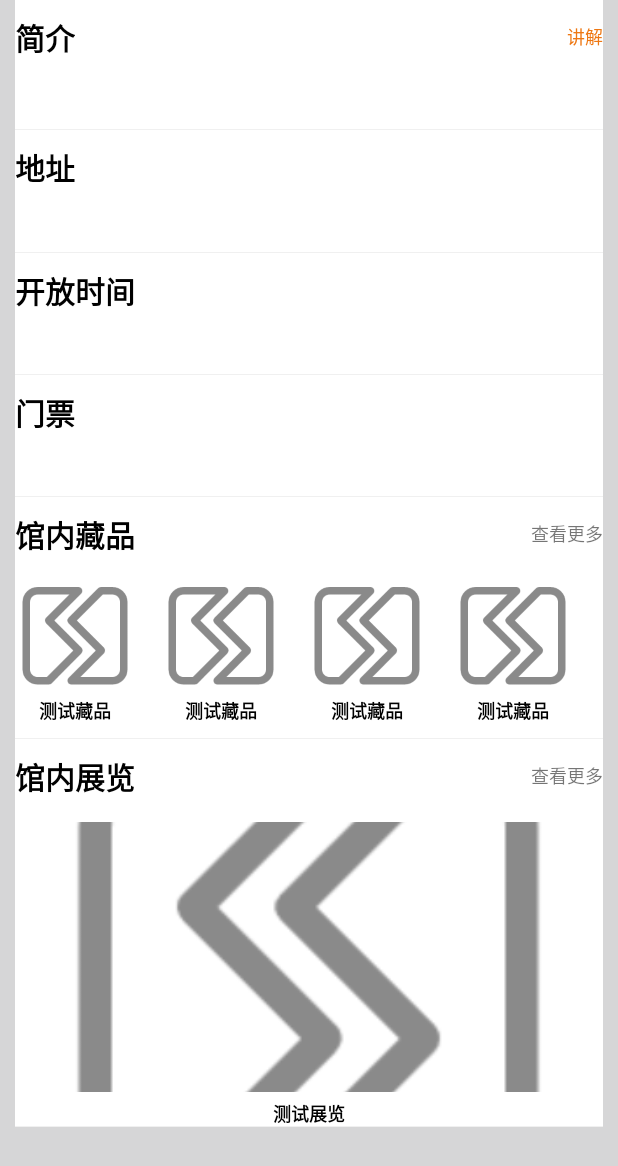
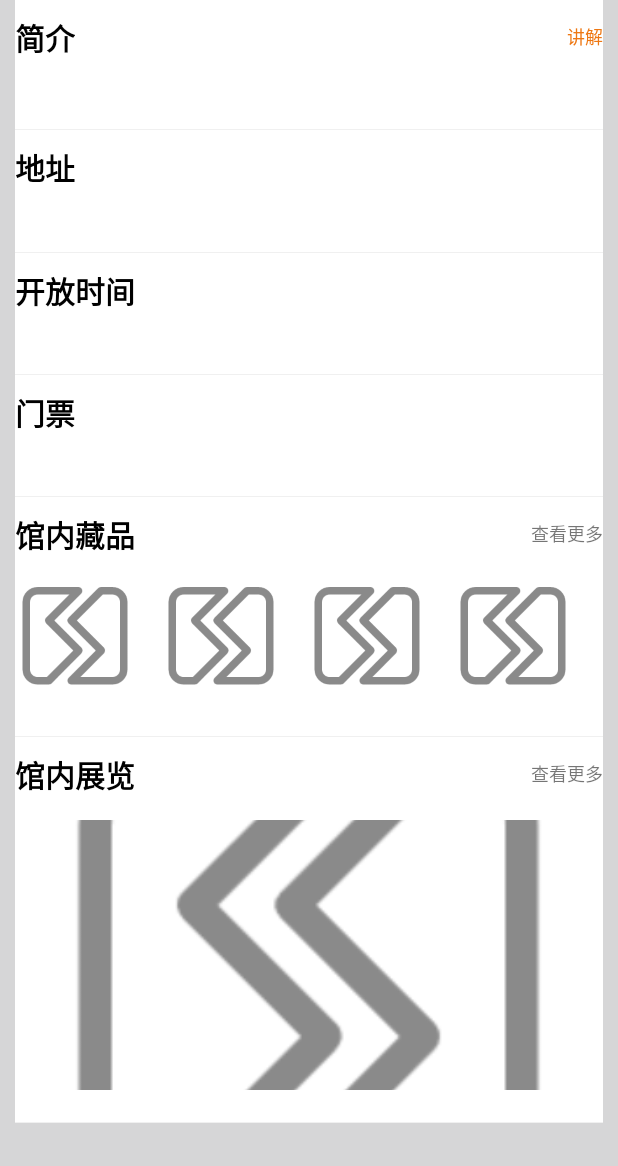
Before and after one commit to BUCT-CS1808-SoftwareEngineering/app, an Android app: the layout activity_museum_detail.xml on its own in the app's theme, with its tools: preview values and no code run, on a phone screen of 412 x 824 dp. Shown: the top 1166 px of the screen. Run offline under Robolectric (Android 15) with nearby library versions, the phone set to English and light mode, and no system bars; network calls fail.

Commit message:
优化首页和博物馆界面体验

```diff
--- a/app/src/main/res/layout/activity_museum_detail.xml
+++ b/app/src/main/res/layout/activity_museum_detail.xml
@@ -183,7 +183,7 @@
                     android:layout_marginTop="3dp"
                     android:textStyle="bold"
                     android:textColor="@color/black"
-                    android:text="测试藏品"
+                    android:text=""
                     android:layout_gravity="center"
                     android:gravity="center"/>
             </LinearLayout>
@@ -212,7 +212,7 @@
                     android:textSize="12dp"
                     android:layout_marginTop="3dp"
                     android:textStyle="bold"
-                    android:text="测试藏品"
+                    android:text=""
                     android:textColor="@color/black"
                     android:layout_gravity="center"
                     android:gravity="center"/>
@@ -243,7 +243,7 @@
                     android:textSize="12dp"
                     android:layout_marginTop="3dp"
                     android:textStyle="bold"
-                    android:text="测试藏品"
+                    android:text=""
                     android:textColor="@color/black"
                     android:layout_gravity="center"
                     android:gravity="center"/>
@@ -273,7 +273,7 @@
                     android:maxWidth="75dp"
                     android:textSize="12dp"
                     android:textStyle="bold"
-                    android:text="测试藏品"
+                    android:text=""
                     android:textColor="@color/black"
                     android:layout_gravity="center"
                     android:gravity="center"/>
@@ -330,7 +330,7 @@
                 android:id="@+id/museum_detail_exhibitionname"
                 android:layout_width="wrap_content"
                 android:layout_height="wrap_content"
-                android:text="测试展览"
+                android:text=""
                 android:textSize="12dp"
                 android:maxWidth="340dp"
                 android:textColor="@color/black"
--- a/app/src/main/res/layout/layout_museum_card.xml
+++ b/app/src/main/res/layout/layout_museum_card.xml
@@ -14,7 +14,7 @@
         android:background="@drawable/shape_layout_underline">
         <RelativeLayout
             android:layout_width="match_parent"
-            android:layout_height="35dp"
+            android:layout_height="wrap_content"
             android:paddingTop="10dp"
             android:paddingLeft="5dp"
             android:paddingRight="5dp">
@@ -22,6 +22,7 @@
                 android:id="@+id/museum_card_name"
                 android:layout_width="wrap_content"
                 android:layout_height="wrap_content"
+                android:maxWidth="270dp"
                 android:layout_marginTop="4dp"
                 android:text=""
                 android:layout_alignParentLeft="true"
```
